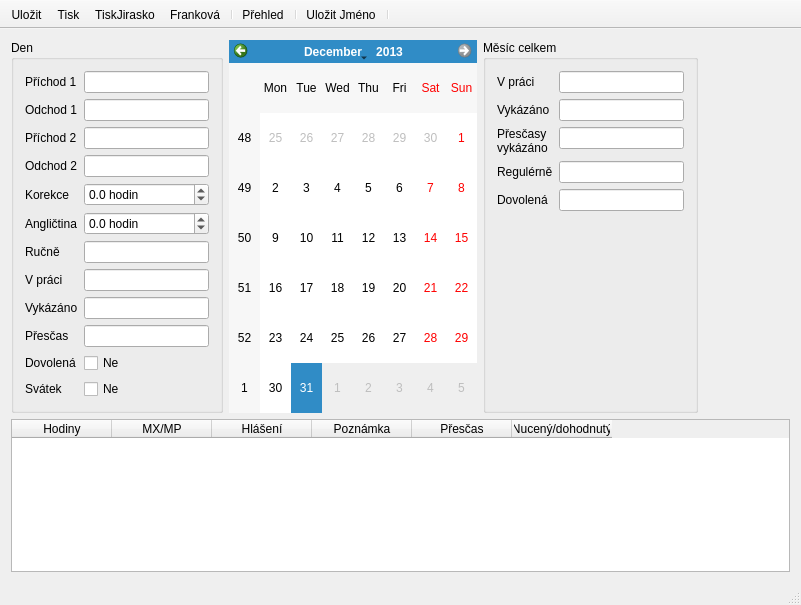
Qt form mainwindow.ui (kubanecxxx/dochazka) before a commit.
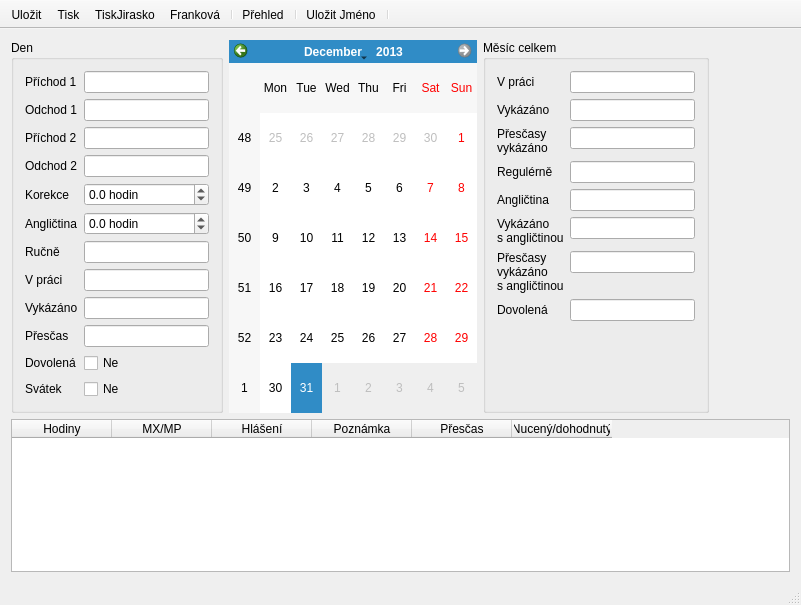
The same form after that commit. Icons and pictures are not drawn. Custom widgets are drawn as their Qt base class.

Commit message: dodělany okynka na zobrazeni angličtiny

Patch:
```diff
--- a/mainwindow.ui
+++ b/mainwindow.ui
@@ -337,14 +337,31 @@
            </property>
           </widget>
          </item>
-         <item row="4" column="0">
+         <item row="5" column="0">
+          <widget class="QLabel" name="label_18">
+           <property name="text">
+            <string>Vykázáno
+s angličtinou</string>
+           </property>
+          </widget>
+         </item>
+         <item row="6" column="0">
+          <widget class="QLabel" name="label_19">
+           <property name="text">
+            <string>Přesčasy 
+vykázáno 
+s angličtinou</string>
+           </property>
+          </widget>
+         </item>
+         <item row="7" column="0">
           <widget class="QLabel" name="label_12">
            <property name="text">
             <string>Dovolená</string>
            </property>
           </widget>
          </item>
-         <item row="4" column="1">
+         <item row="7" column="1">
           <widget class="QLineEdit" name="editMDovol">
            <property name="minimumSize">
             <size>
@@ -357,6 +374,52 @@
            </property>
           </widget>
          </item>
+         <item row="5" column="1">
+          <widget class="QLineEdit" name="editMVykEng">
+           <property name="minimumSize">
+            <size>
+             <width>125</width>
+             <height>0</height>
+            </size>
+           </property>
+           <property name="readOnly">
+            <bool>true</bool>
+           </property>
+          </widget>
+         </item>
+         <item row="6" column="1">
+          <widget class="QLineEdit" name="editMPresEng">
+           <property name="minimumSize">
+            <size>
+             <width>125</width>
+             <height>0</height>
+            </size>
+           </property>
+           <property name="readOnly">
+            <bool>true</bool>
+           </property>
+          </widget>
+         </item>
+         <item row="4" column="0">
+          <widget class="QLabel" name="label_20">
+           <property name="text">
+            <string>Angličtina</string>
+           </property>
+          </widget>
+         </item>
+         <item row="4" column="1">
+          <widget class="QLineEdit" name="editEnglish">
+           <property name="minimumSize">
+            <size>
+             <width>125</width>
+             <height>0</height>
+            </size>
+           </property>
+           <property name="readOnly">
+            <bool>true</bool>
+           </property>
+          </widget>
+         </item>
         </layout>
        </widget>
       </item>
```
Left out of the diff: 2 changed lines with no effect on the pictures. The commit also changes 6 other files.
